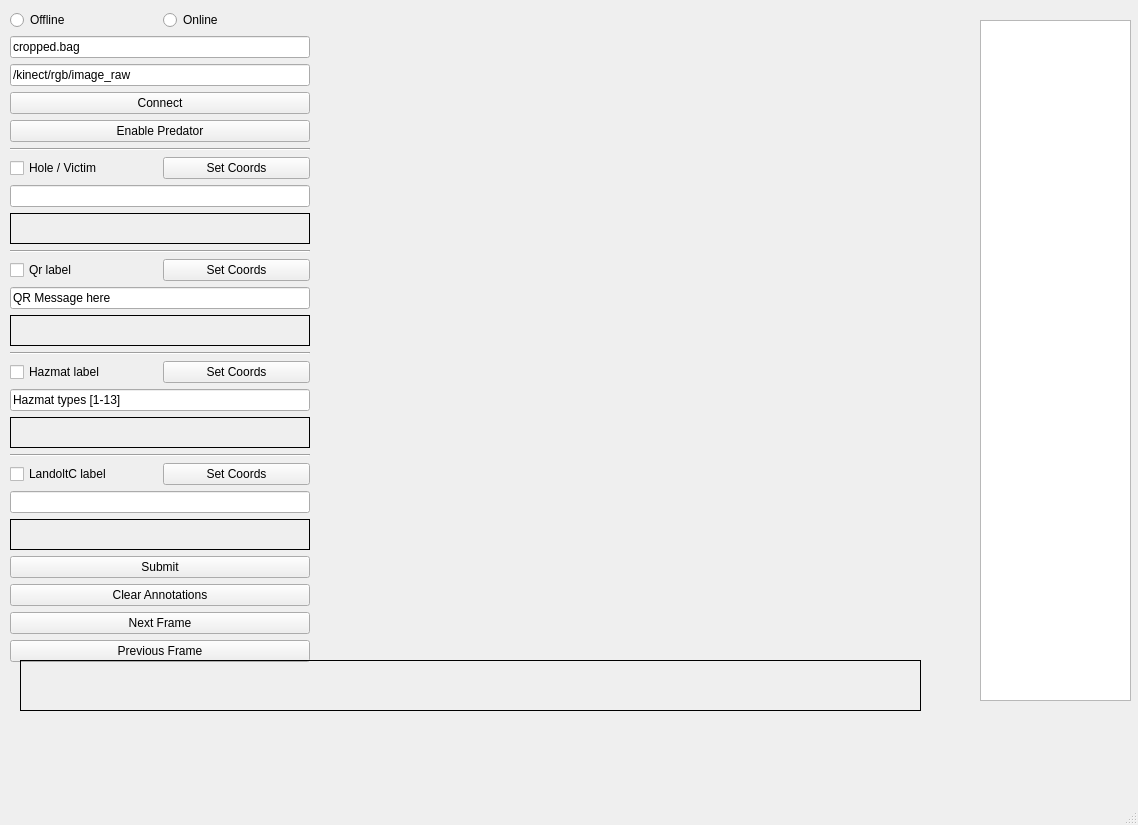
Old version of the form pandora_vision_annotator/ui/pandora_annotator.ui in the repository pandora-auth-ros-pkg/pandora_vision.
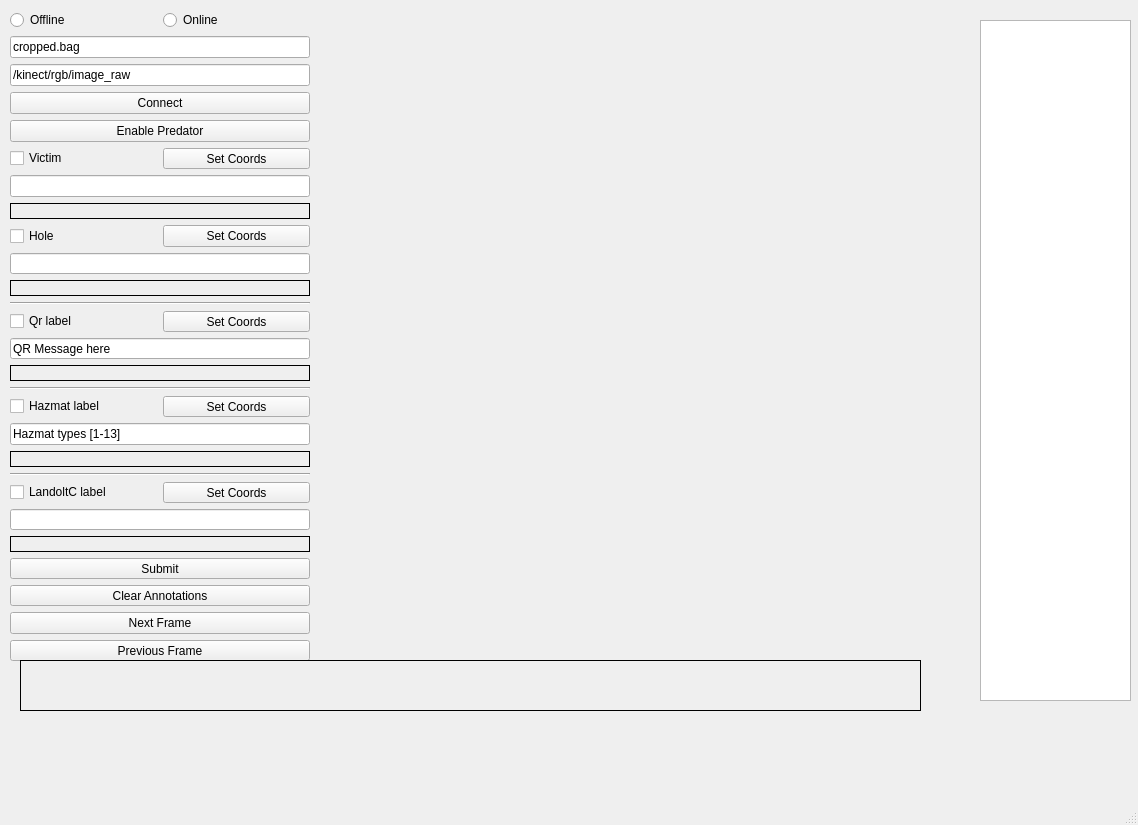
New version of the form.

Commit message: added script to split large bags

Diff of the .ui file:
```diff
--- a/pandora_vision_annotator/ui/pandora_annotator.ui
+++ b/pandora_vision_annotator/ui/pandora_annotator.ui
@@ -36,9 +36,16 @@
      </size>
     </property>
     <layout class="QGridLayout" name="gridLayout_3">
-     <item row="4" column="0">
+     <item row="3" column="0">
       <layout class="QGridLayout" name="gridLayout_2">
-       <item row="9" column="0">
+       <item row="23" column="0">
+        <widget class="QPushButton" name="previousFramePushButton">
+         <property name="text">
+          <string>Previous Frame</string>
+         </property>
+        </widget>
+       </item>
+       <item row="13" column="0">
         <layout class="QHBoxLayout" name="horizontalLayout_4">
          <item>
           <widget class="QCheckBox" name="hazmatCheckBox">
@@ -56,10 +63,10 @@
          </item>
         </layout>
        </item>
-       <item row="14" column="0">
+       <item row="18" column="0">
         <widget class="QLineEdit" name="landoltcInfoLineEdit"/>
        </item>
-       <item row="15" column="0">
+       <item row="19" column="0">
         <widget class="QLabel" name="landoltcCoordsLabel">
          <property name="sizePolicy">
           <sizepolicy hsizetype="Preferred" vsizetype="Expanding">
@@ -75,7 +82,7 @@
          </property>
         </widget>
        </item>
-       <item row="7" column="0">
+       <item row="11" column="0">
         <widget class="QLabel" name="qrCoordsLabel">
          <property name="sizePolicy">
           <sizepolicy hsizetype="Preferred" vsizetype="Expanding">
@@ -94,28 +101,28 @@
        <item row="2" column="0">
         <widget class="QLineEdit" name="victimInfoLineEdit"/>
        </item>
-       <item row="8" column="0">
+       <item row="12" column="0">
         <widget class="Line" name="line_3">
          <property name="orientation">
           <enum>Qt::Horizontal</enum>
          </property>
         </widget>
        </item>
-       <item row="16" column="0">
+       <item row="20" column="0">
         <widget class="QPushButton" name="submitPushButton">
          <property name="text">
           <string>Submit</string>
          </property>
         </widget>
        </item>
-       <item row="4" column="0">
+       <item row="8" column="0">
         <widget class="Line" name="line_2">
          <property name="orientation">
           <enum>Qt::Horizontal</enum>
          </property>
         </widget>
        </item>
-       <item row="10" column="0">
+       <item row="14" column="0">
         <widget class="QLineEdit" name="hazmatInfoLineEdit">
          <property name="text">
           <string>Hazmat types [1-13]</string>
@@ -127,7 +134,7 @@
          <item>
           <widget class="QCheckBox" name="victimCheckBox">
            <property name="text">
-            <string>Hole / Victim</string>
+            <string>Victim</string>
            </property>
           </widget>
          </item>
@@ -140,7 +147,7 @@
          </item>
         </layout>
        </item>
-       <item row="5" column="0">
+       <item row="9" column="0">
         <layout class="QHBoxLayout" name="horizontalLayout_3">
          <item>
           <widget class="QCheckBox" name="qrCheckBox">
@@ -158,28 +165,21 @@
          </item>
         </layout>
        </item>
-       <item row="19" column="0">
-        <widget class="QPushButton" name="previousFramePushButton">
-         <property name="text">
-          <string>Previous Frame</string>
-         </property>
-        </widget>
-       </item>
-       <item row="12" column="0">
-        <widget class="Line" name="line_4">
-         <property name="orientation">
-          <enum>Qt::Horizontal</enum>
-         </property>
-        </widget>
-       </item>
-       <item row="17" column="0">
+       <item row="21" column="0">
         <widget class="QPushButton" name="clearPushButton">
          <property name="text">
           <string>Clear Annotations</string>
          </property>
         </widget>
        </item>
-       <item row="11" column="0">
+       <item row="16" column="0">
+        <widget class="Line" name="line_4">
+         <property name="orientation">
+          <enum>Qt::Horizontal</enum>
+         </property>
+        </widget>
+       </item>
+       <item row="15" column="0">
         <widget class="QLabel" name="hazmatCoordsLabel">
          <property name="sizePolicy">
           <sizepolicy hsizetype="Preferred" vsizetype="Expanding">
@@ -195,7 +195,7 @@
          </property>
         </widget>
        </item>
-       <item row="13" column="0">
+       <item row="17" column="0">
         <layout class="QHBoxLayout" name="horizontalLayout_5">
          <item>
           <widget class="QCheckBox" name="landoltcCheckBox">
@@ -213,20 +213,38 @@
          </item>
         </layout>
        </item>
-       <item row="6" column="0">
-        <widget class="QLineEdit" name="qrInfoLineEdit">
-         <property name="text">
-          <string>QR Message here</string>
-         </property>
-        </widget>
-       </item>
-       <item row="18" column="0">
+       <item row="22" column="0">
         <widget class="QPushButton" name="nextFramePushButton">
          <property name="text">
           <string>Next Frame</string>
          </property>
         </widget>
        </item>
+       <item row="10" column="0">
+        <widget class="QLineEdit" name="qrInfoLineEdit">
+         <property name="text">
+          <string>QR Message here</string>
+         </property>
+        </widget>
+       </item>
+       <item row="5" column="0">
+        <layout class="QHBoxLayout" name="horizontalLayout_8">
+         <item>
+          <widget class="QCheckBox" name="holeCheckBox">
+           <property name="text">
+            <string>Hole </string>
+           </property>
+          </widget>
+         </item>
+         <item>
+          <widget class="QPushButton" name="holePushButton">
+           <property name="text">
+            <string>Set Coords</string>
+           </property>
+          </widget>
+         </item>
+        </layout>
+       </item>
        <item row="3" column="0">
         <widget class="QLabel" name="victimCoordsLabel">
          <property name="sizePolicy">
@@ -243,15 +261,27 @@
          </property>
         </widget>
        </item>
+       <item row="7" column="0">
+        <widget class="QLabel" name="holeCoordsLabel">
+         <property name="sizePolicy">
+          <sizepolicy hsizetype="Preferred" vsizetype="Expanding">
+           <horstretch>0</horstretch>
+           <verstretch>0</verstretch>
+          </sizepolicy>
+         </property>
+         <property name="frameShape">
+          <enum>QFrame::Box</enum>
+         </property>
+         <property name="text">
+          <string/>
+         </property>
+        </widget>
+       </item>
+       <item row="6" column="0">
+        <widget class="QLineEdit" name="holeInfoLineEdit"/>
+       </item>
       </layout>
      </item>
-     <item row="3" column="0">
-      <widget class="Line" name="line">
-       <property name="orientation">
-        <enum>Qt::Horizontal</enum>
-       </property>
-      </widget>
-     </item>
      <item row="0" column="0">
       <layout class="QHBoxLayout" name="horizontalLayout_7">
        <item>
@@ -307,9 +337,9 @@
    <widget class="QLabel" name="imageLabel">
     <property name="geometry">
      <rect>
-      <x>320</x>
-      <y>20</y>
-      <width>640</width>
+      <x>310</x>
+      <y>30</y>
+      <width>651</width>
       <height>631</height>
      </rect>
     </property>
```
The commit also changes 2 other files.
